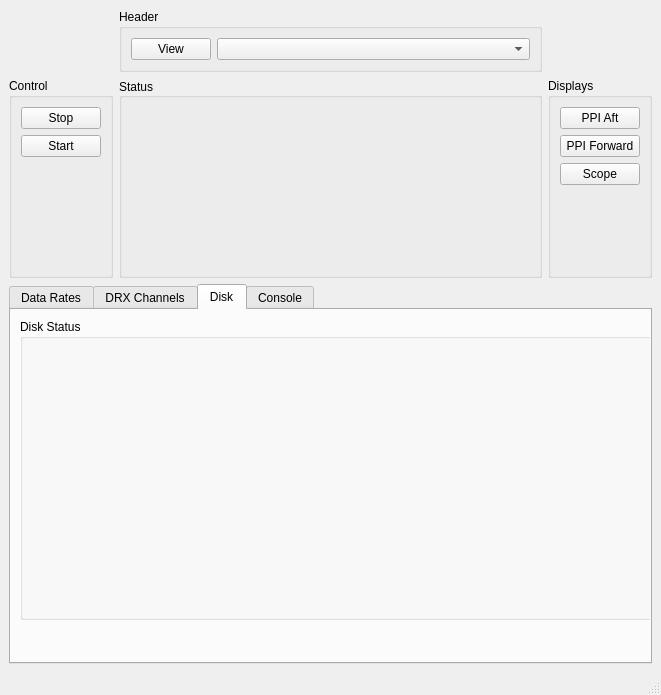
The window that src/eldoragui/EldoraMain.ui (NCAR/eldora_instrument) describes before a commit, drawn with Qt 5.
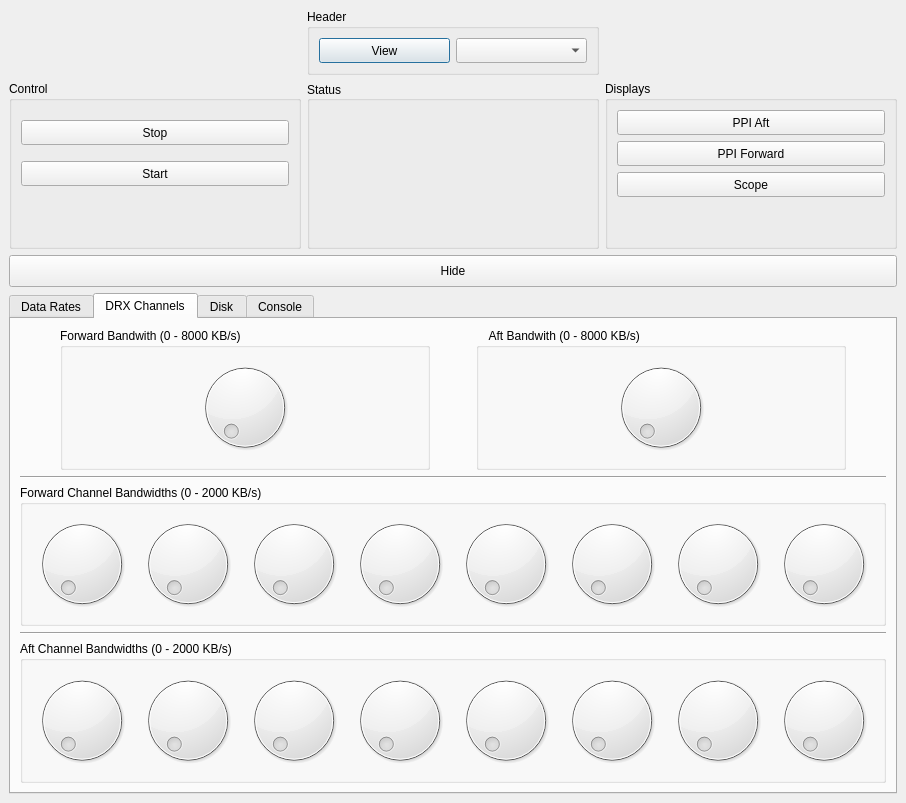
The same window after the commit. The open tabs and pages were chosen to show the change.

Commit message: Status indicators can now be hidden.

Diff of the .ui file:
```diff
--- a/src/eldoragui/EldoraMain.ui
+++ b/src/eldoragui/EldoraMain.ui
@@ -1,12 +1,12 @@
 <ui version="4.0" >
  <class>EldoraMain</class>
- <widget class="QMainWindow" name="EldoraMain" >
+ <widget class="QDialog" name="EldoraMain" >
   <property name="geometry" >
    <rect>
     <x>0</x>
     <y>0</y>
-    <width>661</width>
-    <height>695</height>
+    <width>904</width>
+    <height>803</height>
    </rect>
   </property>
   <property name="sizePolicy" >
@@ -20,7 +20,6 @@
   <property name="windowTitle" >
    <string>Eldora Control</string>
   </property>
-  <widget class="QWidget" name="centralwidget" >
    <layout class="QVBoxLayout" >
     <property name="margin" >
      <number>9</number>
@@ -38,10 +37,18 @@
       </property>
       <item row="1" column="1" >
        <widget class="QGroupBox" name="gaugeBox" >
+       <property name="sizePolicy" >
+        <sizepolicy>
+         <hsizetype>1</hsizetype>
+         <vsizetype>1</vsizetype>
+         <horstretch>0</horstretch>
+         <verstretch>0</verstretch>
+        </sizepolicy>
+       </property>
         <property name="minimumSize" >
          <size>
-          <width>400</width>
-          <height>200</height>
+         <width>200</width>
+         <height>50</height>
          </size>
         </property>
         <property name="title" >
@@ -57,6 +64,14 @@
       </item>
       <item row="0" column="1" >
        <widget class="QGroupBox" name="groupBox_3" >
+       <property name="sizePolicy" >
+        <sizepolicy>
+         <hsizetype>1</hsizetype>
+         <vsizetype>1</vsizetype>
+         <horstretch>0</horstretch>
+         <verstretch>0</verstretch>
+        </sizepolicy>
+       </property>
         <property name="title" >
          <string>Header</string>
         </property>
@@ -71,16 +86,16 @@
           <widget class="QPushButton" name="viewHdrBtn" >
            <property name="sizePolicy" >
             <sizepolicy>
-             <hsizetype>0</hsizetype>
-             <vsizetype>3</vsizetype>
+            <hsizetype>1</hsizetype>
+            <vsizetype>0</vsizetype>
              <horstretch>0</horstretch>
              <verstretch>0</verstretch>
             </sizepolicy>
            </property>
            <property name="minimumSize" >
             <size>
-             <width>50</width>
-             <height>0</height>
+            <width>0</width>
+            <height>25</height>
             </size>
            </property>
            <property name="text" >
@@ -92,12 +107,18 @@
           <widget class="QComboBox" name="hdrCombo" >
            <property name="sizePolicy" >
             <sizepolicy>
-             <hsizetype>3</hsizetype>
-             <vsizetype>3</vsizetype>
+            <hsizetype>1</hsizetype>
+            <vsizetype>0</vsizetype>
              <horstretch>0</horstretch>
              <verstretch>0</verstretch>
             </sizepolicy>
            </property>
+          <property name="minimumSize" >
+           <size>
+            <width>0</width>
+            <height>25</height>
+           </size>
+          </property>
           </widget>
          </item>
         </layout>
@@ -120,11 +141,17 @@
            <property name="sizePolicy" >
             <sizepolicy>
              <hsizetype>1</hsizetype>
-             <vsizetype>1</vsizetype>
+            <vsizetype>0</vsizetype>
              <horstretch>0</horstretch>
              <verstretch>0</verstretch>
             </sizepolicy>
            </property>
+          <property name="minimumSize" >
+           <size>
+            <width>0</width>
+            <height>25</height>
+           </size>
+          </property>
            <property name="text" >
             <string>Stop</string>
            </property>
@@ -135,11 +162,17 @@
            <property name="sizePolicy" >
             <sizepolicy>
              <hsizetype>1</hsizetype>
-             <vsizetype>1</vsizetype>
+            <vsizetype>0</vsizetype>
              <horstretch>0</horstretch>
              <verstretch>0</verstretch>
             </sizepolicy>
            </property>
+          <property name="minimumSize" >
+           <size>
+            <width>0</width>
+            <height>25</height>
+           </size>
+          </property>
            <property name="text" >
             <string>Start</string>
            </property>
@@ -150,6 +183,9 @@
            <property name="orientation" >
             <enum>Qt::Vertical</enum>
            </property>
+          <property name="sizeType" >
+           <enum>QSizePolicy::Minimum</enum>
+          </property>
            <property name="sizeHint" >
             <size>
              <width>20</width>
@@ -163,6 +199,14 @@
       </item>
       <item row="1" column="2" >
        <widget class="QGroupBox" name="groupBox_5" >
+       <property name="sizePolicy" >
+        <sizepolicy>
+         <hsizetype>1</hsizetype>
+         <vsizetype>1</vsizetype>
+         <horstretch>0</horstretch>
+         <verstretch>0</verstretch>
+        </sizepolicy>
+       </property>
         <property name="title" >
          <string>Displays</string>
         </property>
@@ -175,6 +219,20 @@
          </property>
          <item>
           <widget class="QPushButton" name="aftPpiButton" >
+          <property name="sizePolicy" >
+           <sizepolicy>
+            <hsizetype>1</hsizetype>
+            <vsizetype>0</vsizetype>
+            <horstretch>0</horstretch>
+            <verstretch>0</verstretch>
+           </sizepolicy>
+          </property>
+          <property name="minimumSize" >
+           <size>
+            <width>0</width>
+            <height>25</height>
+           </size>
+          </property>
            <property name="text" >
             <string>PPI Aft</string>
            </property>
@@ -182,6 +240,20 @@
          </item>
          <item>
           <widget class="QPushButton" name="forwardPpiButton" >
+          <property name="sizePolicy" >
+           <sizepolicy>
+            <hsizetype>1</hsizetype>
+            <vsizetype>0</vsizetype>
+            <horstretch>0</horstretch>
+            <verstretch>0</verstretch>
+           </sizepolicy>
+          </property>
+          <property name="minimumSize" >
+           <size>
+            <width>0</width>
+            <height>25</height>
+           </size>
+          </property>
            <property name="text" >
             <string>PPI Forward</string>
            </property>
@@ -192,11 +264,17 @@
            <property name="sizePolicy" >
             <sizepolicy>
              <hsizetype>1</hsizetype>
-             <vsizetype>1</vsizetype>
+            <vsizetype>0</vsizetype>
              <horstretch>0</horstretch>
              <verstretch>0</verstretch>
             </sizepolicy>
            </property>
+          <property name="minimumSize" >
+           <size>
+            <width>0</width>
+            <height>25</height>
+           </size>
+          </property>
            <property name="text" >
             <string>Scope</string>
            </property>
@@ -207,6 +285,9 @@
            <property name="orientation" >
             <enum>Qt::Vertical</enum>
            </property>
+          <property name="sizeType" >
+           <enum>QSizePolicy::Minimum</enum>
+          </property>
            <property name="sizeHint" >
             <size>
              <width>20</width>
@@ -220,6 +301,14 @@
       </item>
       <item row="0" column="0" >
        <widget class="QLabel" name="controlMsg" >
+       <property name="sizePolicy" >
+        <sizepolicy>
+         <hsizetype>1</hsizetype>
+         <vsizetype>1</vsizetype>
+         <horstretch>0</horstretch>
+         <verstretch>0</verstretch>
+        </sizepolicy>
+       </property>
         <property name="text" >
          <string/>
         </property>
@@ -230,6 +319,14 @@
       </item>
       <item row="0" column="2" >
        <widget class="QLabel" name="label_5" >
+       <property name="sizePolicy" >
+        <sizepolicy>
+         <hsizetype>1</hsizetype>
+         <vsizetype>1</vsizetype>
+         <horstretch>0</horstretch>
+         <verstretch>0</verstretch>
+        </sizepolicy>
+       </property>
         <property name="text" >
          <string/>
         </property>
@@ -238,7 +335,33 @@
      </layout>
     </item>
     <item>
-     <widget class="QTabWidget" name="tab" >
+    <widget class="QPushButton" name="expandButton" >
+     <property name="sizePolicy" >
+      <sizepolicy>
+       <hsizetype>1</hsizetype>
+       <vsizetype>1</vsizetype>
+       <horstretch>0</horstretch>
+       <verstretch>0</verstretch>
+      </sizepolicy>
+     </property>
+     <property name="text" >
+      <string>Hide</string>
+     </property>
+     <property name="checkable" >
+      <bool>true</bool>
+     </property>
+    </widget>
+   </item>
+   <item>
+    <widget class="QTabWidget" name="statusTab" >
+     <property name="sizePolicy" >
+      <sizepolicy>
+       <hsizetype>1</hsizetype>
+       <vsizetype>1</vsizetype>
+       <horstretch>0</horstretch>
+       <verstretch>0</verstretch>
+      </sizepolicy>
+     </property>
       <property name="currentIndex" >
        <number>0</number>
       </property>
@@ -339,6 +462,9 @@
             <property name="orientation" >
              <enum>Qt::Horizontal</enum>
             </property>
+           <property name="sizeType" >
+            <enum>QSizePolicy::Minimum</enum>
+           </property>
             <property name="sizeHint" >
              <size>
               <width>40</width>
@@ -349,6 +475,14 @@
           </item>
           <item>
            <widget class="QGroupBox" name="groupBox" >
+           <property name="sizePolicy" >
+            <sizepolicy>
+             <hsizetype>1</hsizetype>
+             <vsizetype>1</vsizetype>
+             <horstretch>0</horstretch>
+             <verstretch>0</verstretch>
+            </sizepolicy>
+           </property>
             <property name="title" >
              <string>Forward Bandwith (0 - 8000 KB/s)</string>
             </property>
@@ -377,6 +511,9 @@
             <property name="orientation" >
              <enum>Qt::Horizontal</enum>
             </property>
+           <property name="sizeType" >
+            <enum>QSizePolicy::Minimum</enum>
+           </property>
             <property name="sizeHint" >
              <size>
               <width>40</width>
@@ -399,6 +536,14 @@
              </property>
              <item>
               <widget class="QDial" name="aftBWdial" >
+              <property name="sizePolicy" >
+               <sizepolicy>
+                <hsizetype>1</hsizetype>
+                <vsizetype>1</vsizetype>
+                <horstretch>0</horstretch>
+                <verstretch>0</verstretch>
+               </sizepolicy>
+              </property>
                <property name="orientation" >
                 <enum>Qt::Horizontal</enum>
                </property>
@@ -412,6 +557,9 @@
             <property name="orientation" >
              <enum>Qt::Horizontal</enum>
             </property>
+           <property name="sizeType" >
+            <enum>QSizePolicy::Minimum</enum>
+           </property>
             <property name="sizeHint" >
              <size>
               <width>40</width>
@@ -584,14 +732,22 @@
        <attribute name="title" >
         <string>Disk</string>
        </attribute>
+      <layout class="QVBoxLayout" >
+       <property name="margin" >
+        <number>9</number>
+       </property>
+       <property name="spacing" >
+        <number>6</number>
+       </property>
+       <item>
        <widget class="QGroupBox" name="diskStatsBox" >
-        <property name="geometry" >
-         <rect>
-          <x>9</x>
-          <y>9</y>
-          <width>643</width>
-          <height>301</height>
-         </rect>
+         <property name="sizePolicy" >
+          <sizepolicy>
+           <hsizetype>3</hsizetype>
+           <vsizetype>3</vsizetype>
+           <horstretch>0</horstretch>
+           <verstretch>0</verstretch>
+          </sizepolicy>
         </property>
         <property name="minimumSize" >
          <size>
@@ -603,6 +759,8 @@
          <string>Disk Status</string>
         </property>
        </widget>
+       </item>
+      </layout>
       </widget>
       <widget class="QWidget" name="tab_3" >
        <attribute name="title" >
@@ -616,25 +774,22 @@
          <number>6</number>
         </property>
         <item>
-         <widget class="QTextEdit" name="logBrowser" />
-        </item>
-       </layout>
-      </widget>
-     </widget>
-    </item>
-   </layout>
-  </widget>
-  <widget class="QMenuBar" name="menubar" >
-   <property name="geometry" >
-    <rect>
-     <x>0</x>
-     <y>0</y>
-     <width>661</width>
-     <height>29</height>
-    </rect>
-   </property>
-  </widget>
-  <widget class="QStatusBar" name="statusbar" />
+        <widget class="QTextEdit" name="logBrowser" >
+         <property name="sizePolicy" >
+          <sizepolicy>
+           <hsizetype>1</hsizetype>
+           <vsizetype>1</vsizetype>
+           <horstretch>0</horstretch>
+           <verstretch>0</verstretch>
+          </sizepolicy>
+         </property>
+        </widget>
+       </item>
+      </layout>
+     </widget>
+    </widget>
+   </item>
+  </layout>
  </widget>
  <resources/>
  <connections/>
```
Lines whose indentation alone changed are shown as unchanged. The commit also changes 1 other file.
